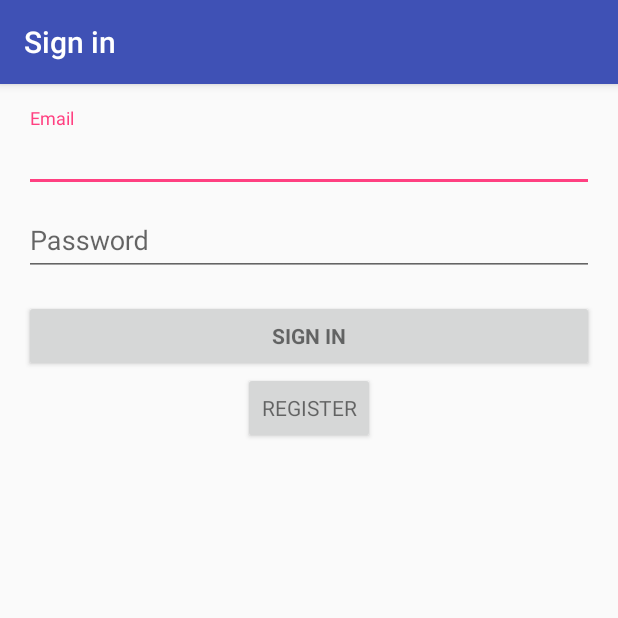
After one commit to huguera10/iHealthy, an Android app: the LoginActivity screen opened directly, with no data from a screen before it, on a phone screen of 412 x 824 dp, the top half of it. The commit adds this screen. Run offline under Robolectric (Android 15) with nearby library versions, the phone set to English and light mode, and no system bars; libraries missing offline, so code that uses them is left out: com.parse.

Commit message:
Adiciona sistema de login

```diff
--- /dev/null
+++ b/app/src/main/java/com/ihealthy/ihealthy/LoginActivity.java
@@ -0,0 +1,173 @@
+package com.ihealthy.ihealthy;
+
+import android.animation.Animator;
+import android.animation.AnimatorListenerAdapter;
+import android.annotation.TargetApi;
+import android.content.Intent;
+import android.content.pm.PackageManager;
+import android.support.annotation.NonNull;
+import android.support.design.widget.Snackbar;
+import android.support.v7.app.AppCompatActivity;
+import android.app.LoaderManager.LoaderCallbacks;
+
+import android.content.CursorLoader;
+import android.content.Loader;
+import android.database.Cursor;
+import android.net.Uri;
+import android.os.AsyncTask;
+
+import android.os.Build;
+import android.os.Bundle;
+import android.provider.ContactsContract;
+import android.text.TextUtils;
+import android.util.Log;
+import android.view.KeyEvent;
+import android.view.View;
+import android.view.View.OnClickListener;
+import android.view.inputmethod.EditorInfo;
+import android.widget.ArrayAdapter;
+import android.widget.AutoCompleteTextView;
+import android.widget.Button;
+import android.widget.EditText;
+import android.widget.TextView;
+import android.widget.Toast;
+
+import com.parse.LogInCallback;
+import com.parse.ParseException;
+import com.parse.ParseUser;
+
+import java.util.ArrayList;
+import java.util.List;
+
+import static android.Manifest.permission.READ_CONTACTS;
+
+/**
+ * A login screen that offers login via email/password.
+ */
+public class LoginActivity extends AppCompatActivity {
+
+    // UI references.
+    private AutoCompleteTextView mEmailView;
+    private EditText mPasswordView;
+    private View mProgressView;
+    private View mLoginFormView;
+
+    @Override
+    protected void onCreate(Bundle savedInstanceState) {
+        super.onCreate(savedInstanceState);
+        setContentView(R.layout.activity_login);
+        // Set up the login form.
+        mEmailView = (AutoCompleteTextView) findViewById(R.id.email);
+
+        mPasswordView = (EditText) findViewById(R.id.password);
+        mPasswordView.setOnEditorActionListener(new TextView.OnEditorActionListener() {
+            @Override
+            public boolean onEditorAction(TextView textView, int id, KeyEvent keyEvent) {
+                if (id == EditorInfo.IME_ACTION_DONE || id == EditorInfo.IME_NULL) {
+                    attemptLogin();
+                    return true;
+                }
+                return false;
+            }
+        });
+
+        Button mEmailSignInButton = (Button) findViewById(R.id.email_sign_in_button);
+        mEmailSignInButton.setOnClickListener(new OnClickListener() {
+            @Override
+            public void onClick(View view) {
+                attemptLogin();
+            }
+        });
+
+        Button mRegisterButton = (Button) findViewById(R.id.register_button);
+        mRegisterButton.setOnClickListener(new OnClickListener() {
+            @Override
+            public void onClick(View v) {
+                startActivity(new Intent(LoginActivity.this, RegisterActivity.class));
+            }
+        });
+
+        mLoginFormView = findViewById(R.id.login_form);
+        mProgressView = findViewById(R.id.login_progress);
+    }
+
+
+    /**
+     * Attempts to sign in or register the account specified by the login form.
+     * If there are form errors (invalid email, missing fields, etc.), the
+     * errors are presented and no actual login attempt is made.
+     */
+    private void attemptLogin() {
+        // Reset errors.
+        mEmailView.setError(null);
+        mPasswordView.setError(null);
+
+        // Store values at the time of the login attempt.
+        String email = mEmailView.getText().toString();
+        String password = mPasswordView.getText().toString();
+
+        boolean cancel = false;
+        View focusView = null;
+
+        // Check for a valid password, if the user entered one.
+        if (!TextUtils.isEmpty(password) && !isPasswordValid(password)) {
+            mPasswordView.setError(getString(R.string.error_invalid_password));
+            focusView = mPasswordView;
+            cancel = true;
+        }
+
+        // Check for a valid email address.
+        if (TextUtils.isEmpty(email)) {
+            mEmailView.setError(getString(R.string.error_field_required));
+            focusView = mEmailView;
+            cancel = true;
+        } /*else if (!isEmailValid(email)) {
+            mEmailView.setError(getString(R.string.error_invalid_email));
+            focusView = mEmailView;
+            cancel = true;
+        }*/
+
+        if (cancel) {
+            // There was an error; don't attempt login and focus the first
+            // form field with an error.
+            focusView.requestFocus();
+        } else {
+                ParseUser.logInInBackground(email, password, new LogInCallback() {
+                    @Override
+                    public void done(ParseUser user, ParseException e) {
+                        if (user != null) {
+                            //Login Successful
+                            //You may choose what to do or display here
+                            //For example: Welcome + ParseUser.getUsername()
+
+                            Log.d("!!!!!!!!!!!!!!", "SUCESSO");
+                            Intent intent = new Intent(LoginActivity.this, DispatchActivity.class);
+                            intent.addFlags(Intent.FLAG_ACTIVITY_CLEAR_TASK | Intent.FLAG_ACTIVITY_NEW_TASK);
+                            startActivity(intent);
+
+                        } else {
+                            //Login Fail
+                            //get error by calling e.getMessage()
+                            Log.d("!!!!!!!!!!!!!!","Falhou!!!");
+                            Toast.makeText(LoginActivity.this, "username or password incorrect!", Toast.LENGTH_LONG).show();
+                        }
+
+                    }
+                });
+
+            /*
+            mAuthTask = new UserLoginTask(email, password);
+            mAuthTask.execute((Void) null);*/
+        }
+    }
+
+    private boolean isEmailValid(String email) {
+        //TODO: Replace this with your own logic
+        return email.contains("@");
+    }
+
+    private boolean isPasswordValid(String password) {
+        //TODO: Replace this with your own logic
+        return password.length() > 4;
+    }
+}
--- a/app/src/main/java/com/ihealthy/ihealthy/MainActivity.java
+++ b/app/src/main/java/com/ihealthy/ihealthy/MainActivity.java
@@ -27,9 +27,6 @@ public class MainActivity extends AppCompatActivity
     protected void onCreate(Bundle savedInstanceState) {
         super.onCreate(savedInstanceState);
         setContentView(R.layout.activity_main);
-
-        Parse.initialize(this);
-        ParseInstallation.getCurrentInstallation().saveInBackground();
 
         Toolbar toolbar = (Toolbar) findViewById(R.id.toolbar);
         setSupportActionBar(toolbar);
@@ -135,6 +132,9 @@ public class MainActivity extends AppCompatActivity
 
         } else if (id == R.id.nav_share) {
 
+        } else if (id == R.id.nav_logout){
+            ParseUser.logOutInBackground();
+            startActivity(new Intent(this, DispatchActivity.class));
         }
 
 
--- /dev/null
+++ b/app/src/main/res/layout/activity_login.xml
@@ -0,0 +1,85 @@
+<LinearLayout xmlns:android="http://schemas.android.com/apk/res/android"
+    xmlns:tools="http://schemas.android.com/tools"
+    android:layout_width="match_parent"
+    android:layout_height="match_parent"
+    android:gravity="center_horizontal"
+    android:orientation="vertical"
+    android:paddingBottom="@dimen/activity_vertical_margin"
+    android:paddingLeft="@dimen/activity_horizontal_margin"
+    android:paddingRight="@dimen/activity_horizontal_margin"
+    android:paddingTop="@dimen/activity_vertical_margin"
+    tools:context="com.ihealthy.ihealthy.LoginActivity">
+
+    <!-- Login progress -->
+    <ProgressBar
+        android:id="@+id/login_progress"
+        style="?android:attr/progressBarStyleLarge"
+        android:layout_width="wrap_content"
+        android:layout_height="wrap_content"
+        android:layout_marginBottom="8dp"
+        android:visibility="gone" />
+
+    <ScrollView
+        android:id="@+id/login_form"
+        android:layout_width="match_parent"
+        android:layout_height="match_parent">
+
+        <LinearLayout
+            android:id="@+id/email_login_form"
+            android:layout_width="match_parent"
+            android:layout_height="wrap_content"
+            android:orientation="vertical">
+
+            <android.support.design.widget.TextInputLayout
+                android:layout_width="match_parent"
+                android:layout_height="wrap_content">
+
+                <AutoCompleteTextView
+                    android:id="@+id/email"
+                    android:layout_width="match_parent"
+                    android:layout_height="wrap_content"
+                    android:hint="@string/prompt_email"
+                    android:inputType="textEmailAddress"
+                    android:maxLines="1"
+                    android:singleLine="true" />
+
+            </android.support.design.widget.TextInputLayout>
+
+            <android.support.design.widget.TextInputLayout
+                android:layout_width="match_parent"
+                android:layout_height="wrap_content">
+
+                <EditText
+                    android:id="@+id/password"
+                    android:layout_width="match_parent"
+                    android:layout_height="wrap_content"
+                    android:hint="@string/prompt_password"
+                    android:imeActionId="6"
+                    android:imeActionLabel="@string/action_sign_in_short"
+                    android:imeOptions="actionUnspecified"
+                    android:inputType="textPassword"
+                    android:maxLines="1"
+                    android:singleLine="true" />
+
+            </android.support.design.widget.TextInputLayout>
+
+            <Button
+                android:id="@+id/email_sign_in_button"
+                style="?android:textAppearanceSmall"
+                android:layout_width="match_parent"
+                android:layout_height="wrap_content"
+                android:layout_marginTop="16dp"
+                android:text="@string/action_sign_in_short"
+                android:textStyle="bold" />
+
+            <Button
+                android:id="@+id/register_button"
+                style="?android:textAppearanceSmall"
+                android:layout_width="wrap_content"
+                android:layout_height="wrap_content"
+                android:text="Register"
+                android:layout_gravity="center"/>
+
+        </LinearLayout>
+    </ScrollView>
+</LinearLayout>
--- a/app/src/main/res/menu/activity_main_drawer.xml
+++ b/app/src/main/res/menu/activity_main_drawer.xml
@@ -32,6 +32,10 @@
                 <!--android:id="@+id/nav_send"-->
                 <!--android:icon="@drawable/ic_menu_send"-->
                 <!--android:title="Send" />-->
+            <item
+                android:id="@+id/nav_logout"
+                android:icon="@drawable/ic_menu_manage"
+                android:title="Logout"/>
         </menu>
     </item>
 
--- a/app/src/main/res/values/strings.xml
+++ b/app/src/main/res/values/strings.xml
@@ -25,5 +25,20 @@
         <item>Friday</item>
         <item>Saturday</item>
     </string-array>
+    <string name="title_activity_login">Sign in</string>
+
+    <!-- Strings related to login -->
+    <string name="prompt_email">Email</string>
+    <string name="prompt_password">Password</string>
+    <string name="action_sign_in">Sign in or register</string>
+    <string name="action_sign_in_short">Sign in</string>
+    <string name="action_register">Register</string>
+    <string name="error_invalid_email">This email address is invalid</string>
+    <string name="error_invalid_password">This password is too short</string>
+    <string name="error_incorrect_password">This password is incorrect</string>
+    <string name="error_field_required">This field is required</string>
+    <string name="permission_rationale">"Contacts permissions are needed for providing email
+        completions."
+    </string>
 
 </resources>
```
Also changed, not shown: app/src/main/AndroidManifest.xml (+18 -8 lines), app/src/main/java/com/ihealthy/ihealthy/DispatchActivity.java (added, +27 -0 lines), app/src/main/java/com/ihealthy/ihealthy/RegisterActivity.java (added, +115 -0 lines), app/src/main/res/layout/activity_register.xml (added, +63 -0 lines).
